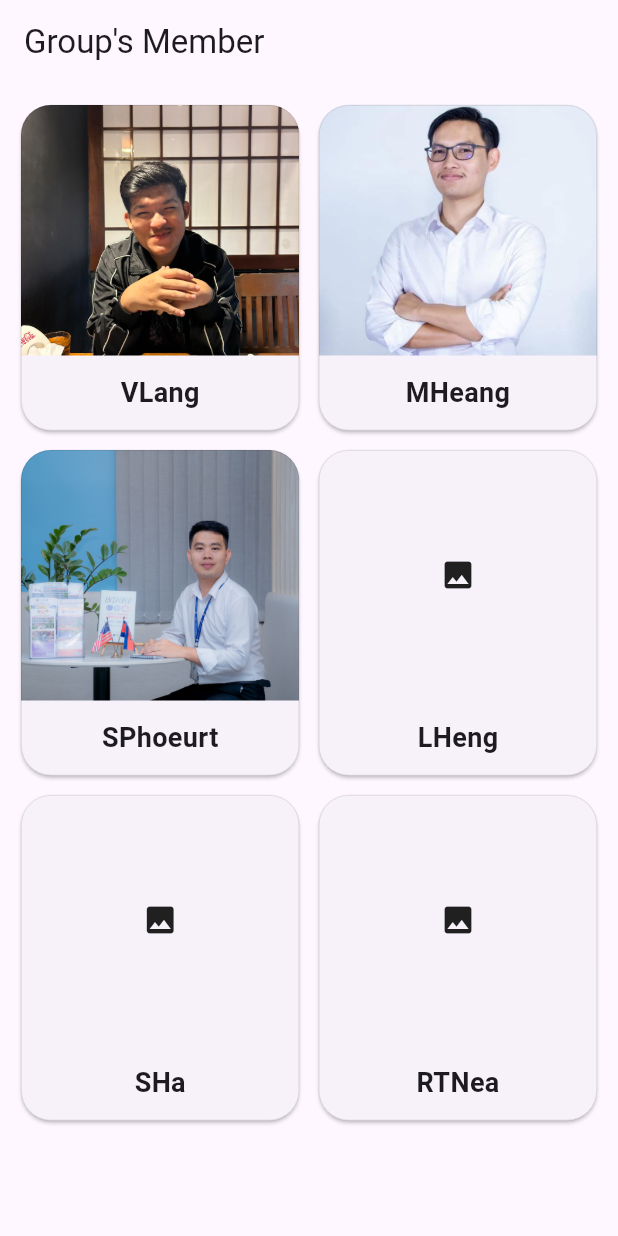
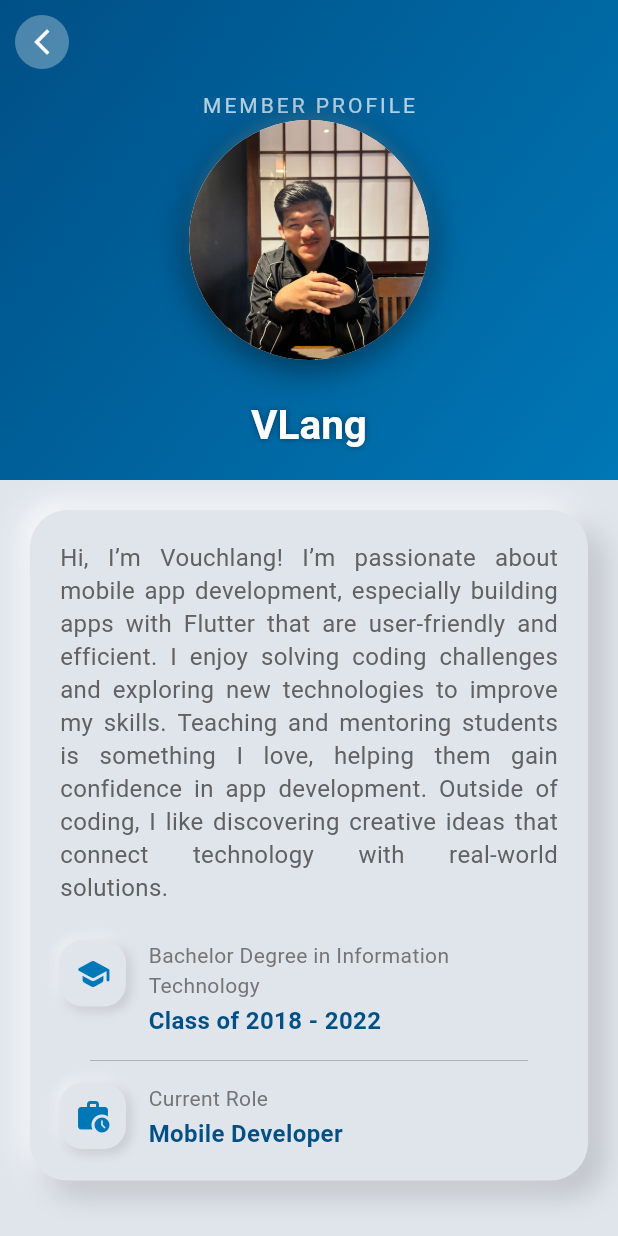
Before and after one commit to Vouchlang/open-source-hw1, a Flutter app: the screen it shows after launch, after a tap on "VLang", on a phone screen of 412 x 824 dp. Run offline on Flutter 3.47's test engine with Material 3 defaults, Android fonts, the phone set to English and light mode, and no system bars.

Commit message:
update member detail

```diff
--- /dev/null
+++ b/collab/lib/detail_member.dart
@@ -0,0 +1,264 @@
+import 'package:flutter/material.dart';
+import 'home_page.dart';
+
+class NeumorphicContainer extends StatelessWidget {
+  final Widget child;
+  final double blurRadius;
+  final BorderRadiusGeometry borderRadius;
+  final double depth;
+  final EdgeInsetsGeometry padding;
+
+  const NeumorphicContainer({
+    super.key,
+    required this.child,
+    this.blurRadius = 15,
+    this.borderRadius = const BorderRadius.all(Radius.circular(25)),
+    this.depth = 10,
+    this.padding = const EdgeInsets.all(20),
+  });
+
+  @override
+  Widget build(BuildContext context) {
+    return Container(
+      padding: padding,
+      decoration: BoxDecoration(
+        color: const Color(0xFFE0E5EC),
+        borderRadius: borderRadius,
+        boxShadow: [
+          BoxShadow(
+            color: Colors.white.withOpacity(0.8),
+            offset: Offset(-depth / 2, -depth / 2),
+            blurRadius: blurRadius,
+            spreadRadius: 1,
+          ),
+          BoxShadow(
+            color: Colors.black.withOpacity(0.15),
+            offset: Offset(depth, depth),
+            blurRadius: blurRadius,
+            spreadRadius: 1,
+          ),
+        ],
+      ),
+      child: child,
+    );
+  }
+}
+
+const Color _kBackgroundColor = Color(0xFFE0E5EC);
+const Color _kPrimaryBlue = Color(0xFF005086);
+const Color _kAccentBlue = Color(0xFF0077B6);
+
+class DetailMember extends StatelessWidget {
+  final Member member;
+  const DetailMember({super.key, required this.member});
+
+  @override
+  Widget build(BuildContext context) {
+    Widget buildProfileAvatar() {
+      const double avatarRadius = 80.0;
+      const double imageSize = avatarRadius * 2;
+
+      return Container(
+        decoration: BoxDecoration(
+          shape: BoxShape.circle,
+          boxShadow: [
+            BoxShadow(
+              color: Colors.black.withOpacity(0.5),
+              blurRadius: 20,
+              offset: const Offset(0, 5),
+            ),
+            const BoxShadow(
+              color: Colors.white10,
+              blurRadius: 5,
+              offset: Offset(0, -5),
+            ),
+          ],
+        ),
+        child: CircleAvatar(
+          radius: avatarRadius,
+          backgroundColor: Colors.white,
+          child: ClipOval(
+            child: member.imageUrl == ''
+                ? Icon(
+                    Icons.person_4_rounded,
+                    size: avatarRadius + 10,
+                    color: Colors.grey[400],
+                  )
+                : Image.asset(
+                    member.imageUrl,
+                    width: imageSize,
+                    height: imageSize,
+                    fit: BoxFit.cover,
+                  ),
+          ),
+        ),
+      );
+    }
+
+    return Scaffold(
+      backgroundColor: _kBackgroundColor,
+      body: CustomScrollView(
+        slivers: [
+          SliverAppBar(
+            expandedHeight: 320.0,
+            floating: false,
+            pinned: true,
+            backgroundColor: _kPrimaryBlue,
+            flexibleSpace: FlexibleSpaceBar(
+              centerTitle: true,
+              titlePadding: const EdgeInsets.only(bottom: 20),
+              title: Text(
+                member.name,
+                style: const TextStyle(
+                  color: Colors.white,
+                  fontWeight: FontWeight.bold,
+                  fontSize: 18,
+                  shadows: [Shadow(blurRadius: 5, color: Colors.black45)],
+                ),
+              ),
+              background: Container(
+                decoration: const BoxDecoration(
+                  gradient: LinearGradient(
+                    colors: [_kPrimaryBlue, _kAccentBlue],
+                    begin: Alignment.topLeft,
+                    end: Alignment.bottomRight,
+                  ),
+                ),
+                child: Stack(
+                  alignment: Alignment.center,
+                  children: [
+                    const Positioned(
+                      top: 60,
+                      child: Text(
+                        'MEMBER PROFILE',
+                        style: TextStyle(
+                          color: Colors.white70,
+                          fontSize: 14,
+                          letterSpacing: 2,
+                        ),
+                      ),
+                    ),
+                    buildProfileAvatar(),
+                  ],
+                ),
+              ),
+            ),
+            leading: IconButton(
+              icon: Container(
+                padding: const EdgeInsets.all(8),
+                decoration: BoxDecoration(
+                  color: Colors.white.withOpacity(0.3),
+                  shape: BoxShape.circle,
+                ),
+                child: const Icon(
+                  Icons.arrow_back_ios_new,
+                  color: Colors.white,
+                  size: 20,
+                ),
+              ),
+              onPressed: () => Navigator.pop(context),
+            ),
+            elevation: 10,
+          ),
+
+          SliverList(
+            delegate: SliverChildListDelegate([
+              const SizedBox(height: 20),
+
+              Padding(
+                padding: const EdgeInsets.symmetric(
+                  horizontal: 20,
+                  vertical: 0,
+                ),
+                child: NeumorphicContainer(
+                  padding: const EdgeInsets.all(20),
+                  child: Column(
+                    crossAxisAlignment: CrossAxisAlignment.center,
+                    children: [
+                      Padding(
+                        padding: const EdgeInsets.symmetric(horizontal: 0.0),
+                        child: Text(
+                          member.description,
+                          textAlign: TextAlign.justify,
+                          style: TextStyle(
+                            fontSize: 16,
+                            color: Colors.grey[700],
+                            height: 1.4,
+                          ),
+                        ),
+                      ),
+
+                      const SizedBox(height: 25),
+
+                      _buildInfoRow(
+                        icon: Icons.school_rounded,
+                        label: "${member.degree} in ${member.major}",
+                        detail: "Class of ${member.year}",
+                      ),
+
+                      const Divider(
+                        height: 30,
+                        thickness: 0.5,
+                        indent: 20,
+                        endIndent: 20,
+                        color: Colors.grey,
+                      ),
+
+                      _buildInfoRow(
+                        icon: Icons.work_history_rounded,
+                        label: "Current Role",
+                        detail: member.job,
+                      ),
+                    ],
+                  ),
+                ),
+              ),
+
+              const SizedBox(height: 40),
+            ]),
+          ),
+        ],
+      ),
+    );
+  }
+
+  Widget _buildInfoRow({
+    required IconData icon,
+    required String label,
+    required String detail,
+  }) {
+    return Row(
+      crossAxisAlignment: CrossAxisAlignment.start,
+      children: [
+        NeumorphicContainer(
+          depth: 2,
+          blurRadius: 5,
+          borderRadius: BorderRadius.circular(15),
+          padding: const EdgeInsets.all(10),
+          child: Icon(icon, color: _kAccentBlue),
+        ),
+        const SizedBox(width: 15),
+        Expanded(
+          child: Column(
+            crossAxisAlignment: CrossAxisAlignment.start,
+            children: [
+              Text(
+                label,
+                style: TextStyle(fontSize: 14, color: Colors.grey[600]),
+              ),
+              const SizedBox(height: 2),
+              Text(
+                detail,
+                style: const TextStyle(
+                  fontSize: 16,
+                  fontWeight: FontWeight.w700,
+                  color: _kPrimaryBlue,
+                ),
+              ),
+            ],
+          ),
+        ),
+      ],
+    );
+  }
+}
--- a/collab/lib/home_page.dart
+++ b/collab/lib/home_page.dart
@@ -5,6 +5,7 @@ import 'package:collab/member/sha.dart';
 import 'package:collab/member/sphoeurt.dart';
 import 'package:collab/member/vlang.dart';
 import 'package:flutter/material.dart';
+import 'detail_member.dart';
 
 class MyHomePage extends StatelessWidget {
   const MyHomePage({super.key});
@@ -27,6 +28,48 @@ class MyHomePage extends StatelessWidget {
         itemCount: memberList.length,
         itemBuilder: (context, index) {
           return InkWell(
+            onTap: () {
+              memberList[index].description == ""
+                  ? ScaffoldMessenger.of(context).showSnackBar(
+                      SnackBar(
+                        content: const Row(
+                          children: [
+                            Icon(
+                              Icons.info_outline,
+                              color: Colors.white,
+                              size: 24,
+                            ),
+                            SizedBox(width: 12),
+                            Expanded(
+                              child: Text(
+                                'Not enough data to display details.',
+                                style: TextStyle(
+                                  color: Colors.white,
+                                  fontSize: 16,
+                                  fontWeight: FontWeight.w500,
+                                ),
+                              ),
+                            ),
+                          ],
+                        ),
+                        backgroundColor: Color(0xFF005086),
+                        duration: const Duration(seconds: 3),
+                        behavior: SnackBarBehavior.floating,
+                        shape: RoundedRectangleBorder(
+                          borderRadius: BorderRadius.circular(10),
+                        ),
+                        margin: const EdgeInsets.all(16),
+                        elevation: 8,
+                      ),
+                    )
+                  : Navigator.push(
+                      context,
+                      MaterialPageRoute(
+                        builder: (context) =>
+                            DetailMember(member: memberList[index]),
+                      ),
+                    );
+            },
             onLongPress: () {
               showDialog(
                 context: context,
@@ -102,15 +145,63 @@ class MyHomePage extends StatelessWidget {
 }
 
 class Member {
-  final String name, imageUrl;
-  Member(this.name, this.imageUrl);
+  final String name, imageUrl, description, major, degree, year, job;
+  Member(
+    this.name,
+    this.imageUrl,
+    this.description,
+    this.major,
+    this.degree,
+    this.year,
+    this.job,
+  );
 }
 
 List<Member> memberList = [
-  Member('VLang', vlangUrl),
-  Member('MHeang', mheangUrl),
-  Member('SPhoeurt', sphoeurtUrl),
-  Member('LHeng', lhengUrl),
-  Member('SHa', shaUrl),
-  Member('RTNea', rtneaUrl),
+  Member(
+    vlangName,
+    vlangUrl,
+    vlangDesc,
+    vlangMajor,
+    vlangDegree,
+    vlangYear,
+    vlangJob,
+  ),
+  Member(
+    mheangName,
+    mheangUrl,
+    mheangDesc,
+    mheangMajor,
+    mheangDegree,
+    mheangYear,
+    mheangJob,
+  ),
+  Member(
+    sphoeutName,
+    sphoeutUrl,
+    sphoeutDesc,
+    sphoeutMajor,
+    sphoeutDegree,
+    sphoeutYear,
+    sphoeutJob,
+  ),
+  Member(
+    lhengName,
+    lhengUrl,
+    lhengDesc,
+    lhengMajor,
+    lhengDegree,
+    lhengYear,
+    lhengJob,
+  ),
+  Member(shaName, shaUrl, shaDesc, shaMajor, shaDegree, shaYear, shaJob),
+  Member(
+    rtneaName,
+    rtneaUrl,
+    rtneaDesc,
+    rtneaMajor,
+    rtneaDegree,
+    rtneaYear,
+    rtneaJob,
+  ),
 ];
--- a/collab/lib/member/lheng.dart
+++ b/collab/lib/member/lheng.dart
@@ -1 +1,7 @@
+const lhengName = "LHeng";
 const lhengUrl = "";
+const lhengDesc = "";
+const lhengMajor = "";
+const lhengDegree = "";
+const lhengYear = "";
+const lhengJob = "";
--- a/collab/lib/member/mheang.dart
+++ b/collab/lib/member/mheang.dart
@@ -1 +1,7 @@
+const mheangName = "MHeang";
 const mheangUrl = "assets/sm_heang.JPG";
+const mheangDesc = "";
+const mheangMajor = "";
+const mheangDegree = "";
+const mheangYear = "";
+const mheangJob = "";
--- a/collab/lib/member/rtnea.dart
+++ b/collab/lib/member/rtnea.dart
@@ -1 +1,7 @@
+const rtneaName = "RTNea";
 const rtneaUrl = "";
+const rtneaDesc = "";
+const rtneaMajor = "";
+const rtneaDegree = "";
+const rtneaYear = "";
+const rtneaJob = "";
--- a/collab/lib/member/sha.dart
+++ b/collab/lib/member/sha.dart
@@ -1 +1,7 @@
+const shaName = "SHa";
 const shaUrl = "";
+const shaDesc = "";
+const shaMajor = "";
+const shaDegree = "";
+const shaYear = "";
+const shaJob = "";
--- a/collab/lib/member/sphoeurt.dart
+++ b/collab/lib/member/sphoeurt.dart
@@ -1 +1,7 @@
-const sphoeurtUrl = "assets/phoeut.JPG";
+const sphoeutName = "SPhoeut";
+const sphoeutUrl = "assets/phoeut.JPG";
+const sphoeutDesc = "";
+const sphoeutMajor = "";
+const sphoeutDegree = "";
+const sphoeutYear = "";
+const sphoeutJob = "";
--- a/collab/lib/member/vlang.dart
+++ b/collab/lib/member/vlang.dart
@@ -1 +1,8 @@
+const vlangName = "VLang";
 const vlangUrl = "assets/vlang.jpg";
+const vlangDesc =
+    "Hi, I’m Vouchlang! I’m passionate about mobile app development, especially building apps with Flutter that are user-friendly and efficient. I enjoy solving coding challenges and exploring new technologies to improve my skills. Teaching and mentoring students is something I love, helping them gain confidence in app development. Outside of coding, I like discovering creative ideas that connect technology with real-world solutions.";
+const vlangMajor = "Information Technology";
+const vlangDegree = "Bachelor Degree";
+const vlangYear = "2018 - 2022";
+const vlangJob = "Mobile Developer";
```
